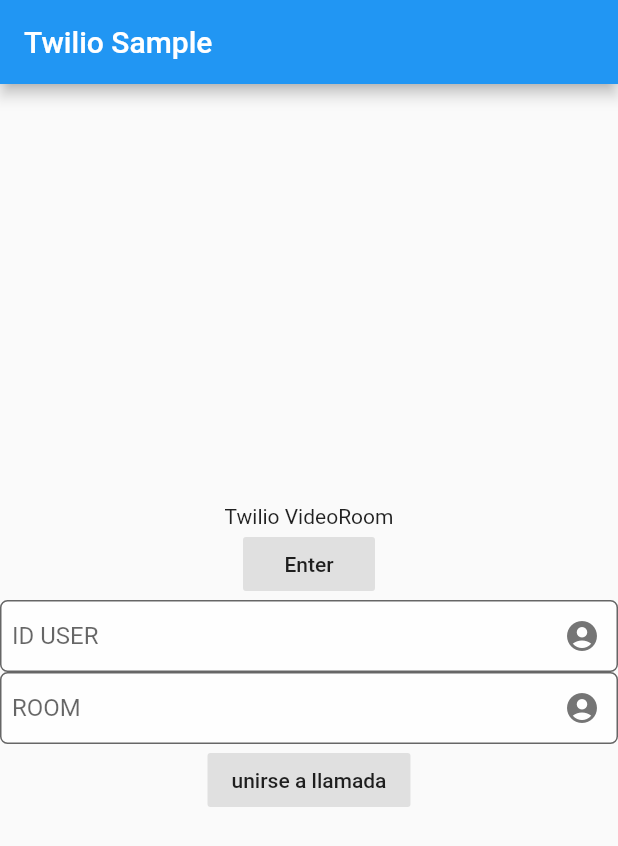
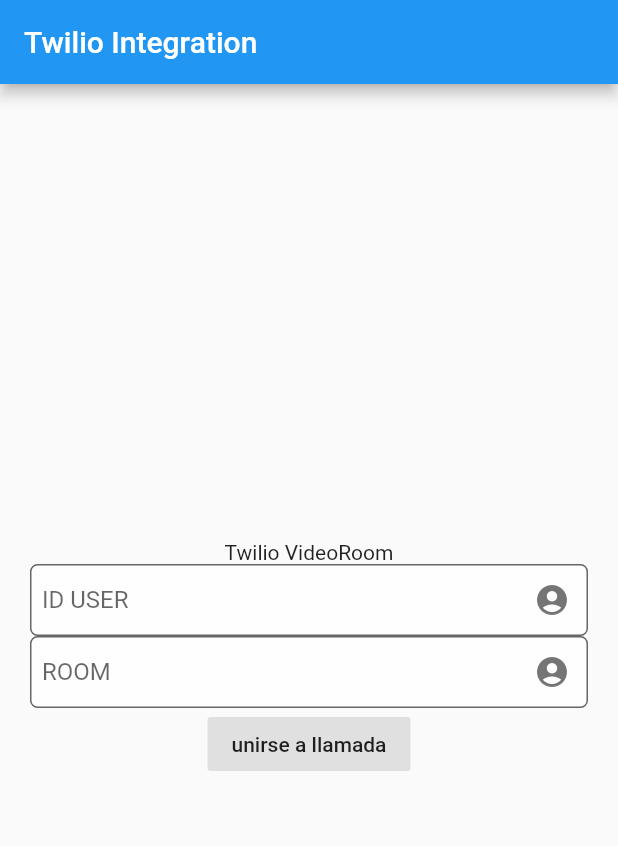
Before and after one commit to washmach/POC, a Flutter app: the screen it shows after launch, on a phone screen of 412 x 824 dp. Shown: the top 846 px of the screen. Run offline on Flutter 3.47's test engine with Material 2 defaults, Android fonts, the light colour scheme and no system bars; our stand-ins replace flutter_riverpod, freezed_annotation, state_notifier; missing offline and left inert: twilio_programmable_video.

Commit message:
twilio_integration actualizacion

```diff
--- a/integration_twilio/lib/models/entities/webrtc.dart
+++ b/integration_twilio/lib/models/entities/webrtc.dart
@@ -7,11 +7,3 @@
   final String? id;
   final Widget? widget;
 }
-
-@immutable
-class UserInfo {
-  const UserInfo({required this.user, required this.room});
-
-  final String user;
-  final String room;
-}
--- a/integration_twilio/lib/pages/entry_page.dart
+++ b/integration_twilio/lib/pages/entry_page.dart
@@ -1,17 +1,14 @@
 import 'package:flutter/material.dart';
-import 'package:integration_twilio/models/entities/entities.dart';
+import 'package:flutter_riverpod/flutter_riverpod.dart';
 import 'package:integration_twilio/pages/webrtc_room_page.dart';
-import 'package:integration_twilio/states/state_providers.dart';
-import 'package:integration_twilio/states/user_bloc.dart';
 
-class EntryPage extends StatelessWidget {
-  final UserBloc ubloc = new UserBloc();
+class EntryPage extends ConsumerWidget {
   @override
-  Widget build(BuildContext context) {
+  Widget build(BuildContext context, ScopedReader watch) {
     return MaterialApp(
       home: Scaffold(
         appBar: AppBar(
-          title: const Text('Twilio Sample'),
+          title: const Text('Twilio Integration'),
         ),
         body: Center(
           child: Column(
@@ -20,22 +17,10 @@
               const Text(
                 'Twilio VideoRoom',
               ),
-              FlatButton(
-                onPressed: () {
-                  Navigator.of(context).push<MaterialPageRoute>(
-                    MaterialPageRoute(
-                      builder: (context) => WebRtcRoomPage(),
-                    ),
-                  );
-                },
-                color: Theme.of(context).buttonColor,
-                child: const Text('Enter'),
-              ),
               inputUser(),
               inputRoom(),
               FlatButton(
                 onPressed: () {
-                  UserInfo(user: ubloc.userValue, room: ubloc.roomValue);
                   Navigator.of(context).push<MaterialPageRoute>(
                     MaterialPageRoute(
                       builder: (context) => WebRtcRoomPage(),
@@ -53,10 +38,9 @@
   }
 
   inputUser() {
-    return StreamBuilder(
-      stream: ubloc.userStream,
-      builder: (BuildContext context, AsyncSnapshot snapshot) {
-        return TextFormField(
+    return Container(
+      margin: EdgeInsets.symmetric(horizontal: 20),
+      child: TextFormField(
           style: TextStyle(color: Colors.black),
           decoration: InputDecoration(
             contentPadding: EdgeInsets.all(8.0),
@@ -68,18 +52,14 @@
               borderRadius: BorderRadius.all(Radius.circular(5.0)),
             ),
           ),
-            onChanged: (value) {
-              ubloc.changeUser(value);
-            });
-      },
+          onChanged: (value) {}),
     );
   }
 
   inputRoom() {
-    return StreamBuilder(
-      stream: ubloc.roomStream,
-      builder: (BuildContext context, AsyncSnapshot snapshot) {
-        return TextFormField(
+    return Container(
+      margin: EdgeInsets.symmetric(horizontal: 20),
+      child: TextFormField(
         style: TextStyle(color: Colors.black),
         decoration: InputDecoration(
           contentPadding: EdgeInsets.all(8.0),
@@ -91,9 +71,8 @@
             borderRadius: BorderRadius.all(Radius.circular(5.0)),
           ),
         ),
-          onChanged: (value) => ubloc.changeRoom(value),
-        );
-      },
+        onChanged: (value) {},
+      ),
     );
   }
 }
--- a/integration_twilio/lib/states/user_bloc.dart
+++ /dev/null
@@ -1,20 +0,0 @@
-import 'package:rxdart/rxdart.dart';
-
-class UserBloc {
-  final _userController = BehaviorSubject<String>();
-  final _roomController = BehaviorSubject<String>();
-
-  Stream<String> get userStream => _userController.stream;
-  Stream<String> get roomStream => _roomController.stream;
-
-  Function(String) get changeUser => _userController.sink.add;
-  Function(String) get changeRoom => _roomController.sink.add;
-
-  String get userValue => _userController.value;
-  String get roomValue => _roomController.value;
-
-  dispose() {
-    _userController?.close();
-    _roomController?.close();
-  }
-}
--- /dev/null
+++ b/integration_twilio/lib/states/user_provider.dart
@@ -0,0 +1,6 @@
+import 'package:flutter_riverpod/flutter_riverpod.dart';
+import 'package:integration_twilio/models/controllers/web_rtc/webrtc_controller.dart';
+
+final userController = StateNotifierProvider.autoDispose(
+  (_) => WebRtcController(),
+);
```
Also changed, not shown: integration_twilio/lib/models/controllers/web_rtc/webrtc_controller.dart (+7 -5 lines), 5 other files. Lines whose indentation alone changed are shown as unchanged.
